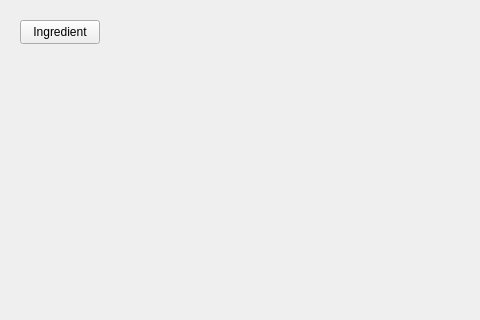
Above: mainwindow.ui from khooinguyeen/FoodManagementSystem before the change; both pictures show x 0 to 480 and y 0 to 320 of the 800 by 600 pixel window. Below: the same form after it.
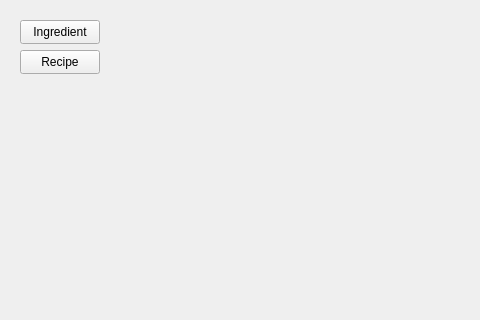
That is the form after the change.

Commit message: feat: addRecipe feature

What changed in the file:
```diff
--- a/mainwindow.ui
+++ b/mainwindow.ui
@@ -27,6 +27,19 @@
      <string>Ingredient</string>
     </property>
    </widget>
+   <widget class="QPushButton" name="recipeButton">
+    <property name="geometry">
+     <rect>
+      <x>20</x>
+      <y>50</y>
+      <width>80</width>
+      <height>24</height>
+     </rect>
+    </property>
+    <property name="text">
+     <string>Recipe</string>
+    </property>
+   </widget>
   </widget>
  </widget>
  <resources/>
```
The commit also changes 14 other files.
